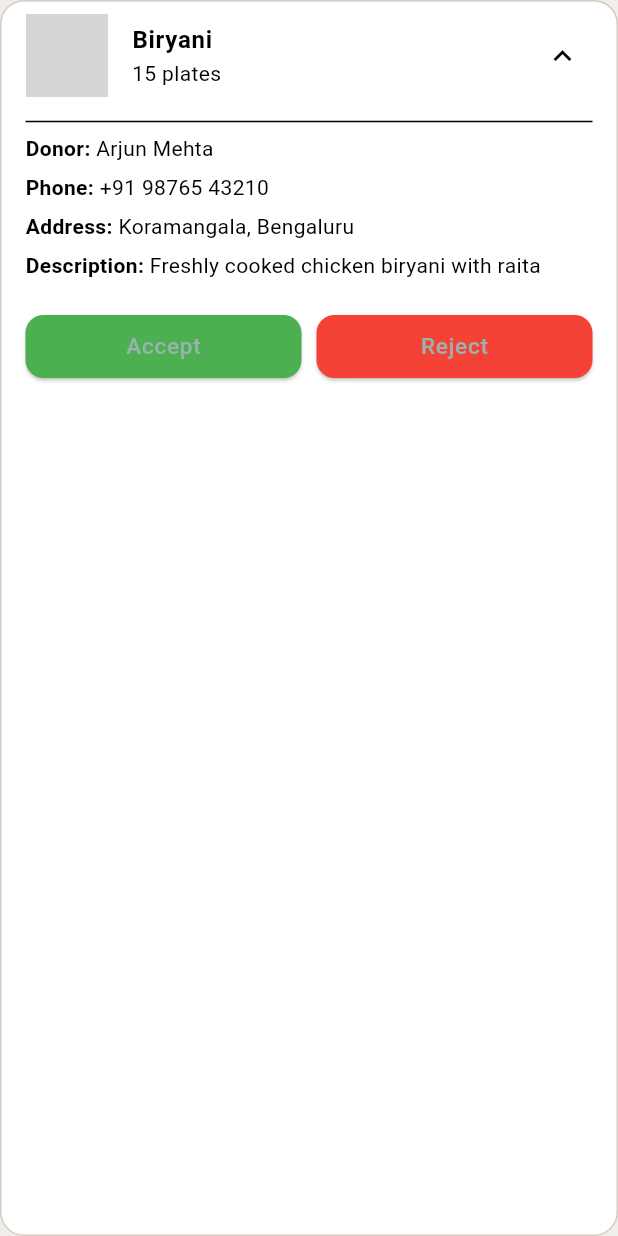
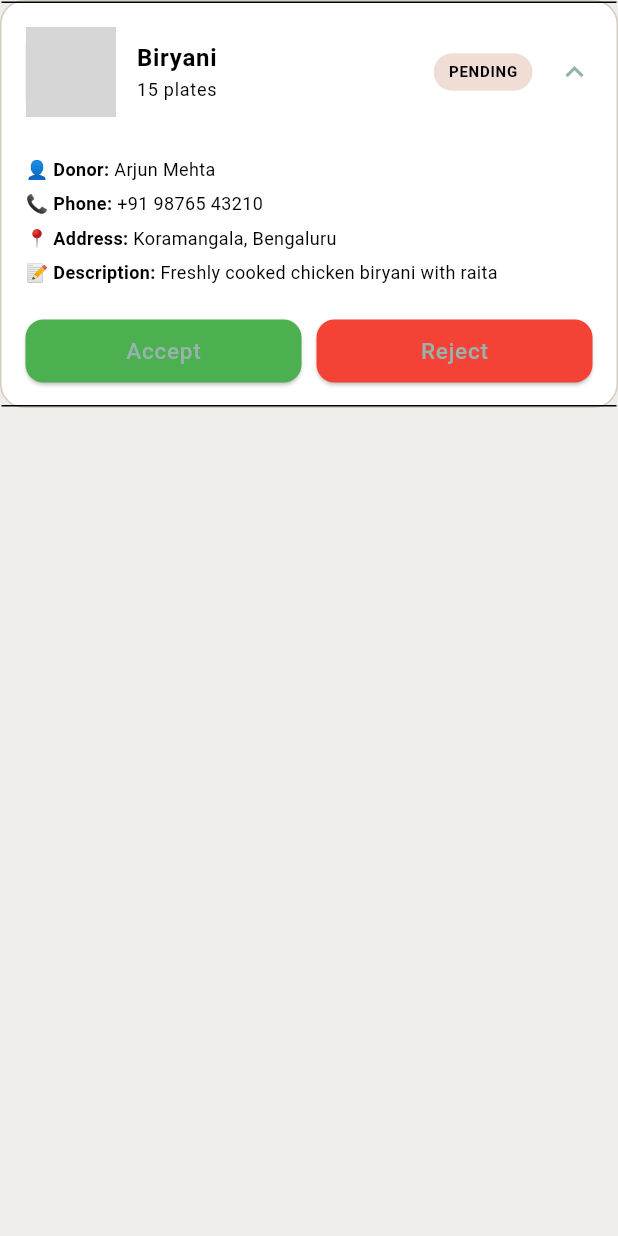
Before and after one commit to shivanvithajayam/share_bite, a Flutter app: the _DonationCard widget shown alone on an empty page, opened directly with sample values from the repository, after a tap on "Biryani", on a phone screen of 412 x 824 dp. Run offline on Flutter 3.47's test engine with Material 3 defaults, Android fonts, the phone set to English and light mode, and no system bars; our stand-ins replace cloud_firestore, firebase_auth, firebase_core, image_picker; accounts and stored records are empty; network calls fail; Roboto replaces fonts that are missing (DM Sans); grey boxes are pictures that could not be loaded.

Commit message:
ngo dashboard history added

```diff
--- a/lib/screens/ngo/ngo_home_screen.dart
+++ b/lib/screens/ngo/ngo_home_screen.dart
@@ -5,8 +5,15 @@
 import '../../models/donation_model.dart';
 import '../../utils/app_theme.dart';
 
-class NgoHomeScreen extends StatelessWidget {
+class NgoHomeScreen extends StatefulWidget {
   const NgoHomeScreen({super.key});
+
+  @override
+  State<NgoHomeScreen> createState() => _NgoHomeScreenState();
+}
+
+class _NgoHomeScreenState extends State<NgoHomeScreen> {
+  bool showPast = false;
 
   @override
   Widget build(BuildContext context) {
@@ -15,7 +22,7 @@
 
       body: CustomScrollView(
         slivers: [
-          /// TOP BAR (same style as donor)
+          /// TOP BAR
           SliverAppBar(
             expandedHeight: 160,
             pinned: true,
@@ -36,7 +43,9 @@
                         fontWeight: FontWeight.w600,
                       ),
                     ),
+
                     SizedBox(height: 4),
+
                     Text(
                       "Nearby food donations",
                       style: TextStyle(color: Colors.white70, fontSize: 13),
@@ -52,6 +61,7 @@
                 icon: const Icon(Icons.logout, color: Colors.white),
                 onPressed: () async {
                   await FirebaseAuth.instance.signOut();
+
                   Navigator.pushAndRemoveUntil(
                     context,
                     MaterialPageRoute(builder: (_) => const LoginScreen()),
@@ -62,14 +72,66 @@
             ],
           ),
 
+          /// TODAY / PAST TOGGLE
+          SliverToBoxAdapter(
+            child: Padding(
+              padding: const EdgeInsets.fromLTRB(20, 20, 20, 10),
+              child: Row(
+                mainAxisAlignment: MainAxisAlignment.center,
+                children: [
+                  GestureDetector(
+                    onTap: () {
+                      setState(() {
+                        showPast = false;
+                      });
+                    },
+                    child: Container(
+                      padding: const EdgeInsets.symmetric(
+                        horizontal: 30,
+                        vertical: 10,
+                      ),
+                      decoration: BoxDecoration(
+                        color: !showPast ? AppColors.blush : Colors.transparent,
+                        borderRadius: BorderRadius.circular(20),
+                      ),
+                      child: const Text("Today"),
+                    ),
+                  ),
+
+                  const SizedBox(width: 10),
+
+                  GestureDetector(
+                    onTap: () {
+                      setState(() {
+                        showPast = true;
+                      });
+                    },
+                    child: Container(
+                      padding: const EdgeInsets.symmetric(
+                        horizontal: 30,
+                        vertical: 10,
+                      ),
+                      decoration: BoxDecoration(
+                        color: showPast ? AppColors.mint : Colors.transparent,
+                        borderRadius: BorderRadius.circular(20),
+                      ),
+                      child: const Text("Past"),
+                    ),
+                  ),
+                ],
+              ),
+            ),
+          ),
+
           /// DONATION LIST
           SliverToBoxAdapter(
             child: StreamBuilder<QuerySnapshot>(
               stream: FirebaseFirestore.instance
                   .collection('donations')
-                  .where('status', isEqualTo: 'pending')
+                  .where('status', isEqualTo: showPast ? 'accepted' : 'pending')
                   .orderBy('createdAt', descending: true)
                   .snapshots(),
+
               builder: (context, snapshot) {
                 if (!snapshot.hasData) {
                   return const Padding(
@@ -81,10 +143,14 @@
                 final docs = snapshot.data!.docs;
 
                 if (docs.isEmpty) {
-                  return const Padding(
-                    padding: EdgeInsets.only(top: 120),
+                  return Padding(
+                    padding: const EdgeInsets.only(top: 120),
                     child: Center(
-                      child: Text("No donations available right now"),
+                      child: Text(
+                        showPast
+                            ? "No accepted donations yet"
+                            : "No donations available right now",
+                      ),
                     ),
                   );
                 }
@@ -100,7 +166,10 @@
                   itemBuilder: (context, index) {
                     return Padding(
                       padding: const EdgeInsets.fromLTRB(20, 0, 20, 12),
-                      child: _DonationCard(donation: donations[index]),
+                      child: _DonationCard(
+                        donation: donations[index],
+                        showPast: showPast,
+                      ),
                     );
                   },
                 );
@@ -115,38 +184,20 @@
 
 class _DonationCard extends StatefulWidget {
   final DonationModel donation;
+  final bool showPast;
 
-  const _DonationCard({required this.donation});
+  const _DonationCard({required this.donation, required this.showPast});
 
   @override
   State<_DonationCard> createState() => _DonationCardState();
 }
 
 class _DonationCardState extends State<_DonationCard> {
-  bool expanded = false;
-  Duration getRemainingTime() {
-    final created = widget.donation.createdAt.toDate();
-    final expiry = created.add(const Duration(minutes: 30));
-    final remaining = expiry.difference(DateTime.now());
-
-    if (remaining.isNegative) {
-      rejectDonation(); // auto reject
-      return Duration.zero;
-    }
-
-    return remaining;
-  }
-
   Future<void> acceptDonation() async {
     await FirebaseFirestore.instance
         .collection('donations')
         .doc(widget.donation.id)
-        .update({
-          "status": "accepted",
-          "ngoName": "Helping Hands NGO",
-          "ngoPhone": "9876543210",
-          "acceptedAt": Timestamp.now(),
-        });
+        .update({"status": "accepted", "acceptedAt": Timestamp.now()});
   }
 
   Future<void> rejectDonation() async {
@@ -161,99 +212,132 @@
     final donation = widget.donation;
 
     return Container(
+      margin: const EdgeInsets.only(bottom: 10),
       decoration: BoxDecoration(
         color: AppColors.white,
         borderRadius: BorderRadius.circular(16),
         border: Border.all(color: AppColors.sand),
       ),
 
-      child: Column(
+      child: ExpansionTile(
+        key: PageStorageKey(donation.id),
+
+        tilePadding: const EdgeInsets.symmetric(horizontal: 16, vertical: 8),
+
+        childrenPadding: const EdgeInsets.fromLTRB(16, 0, 16, 12),
+
+        title: Row(
           children: [
-          /// CARD HEADER
-          ListTile(
-            onTap: () {
-              setState(() {
-                expanded = !expanded;
-              });
-            },
+            /// IMAGE
+            Container(
+              width: 60,
+              height: 60,
+              decoration: BoxDecoration(
+                borderRadius: BorderRadius.circular(12),
+                color: AppColors.blush,
+              ),
 
-            leading: donation.imageUrl != null
+              child: donation.imageUrl != null && donation.imageUrl!.isNotEmpty
                   ? ClipRRect(
-                    borderRadius: BorderRadius.circular(10),
+                      borderRadius: BorderRadius.circular(12),
                       child: Image.network(
                         donation.imageUrl!,
-                      width: 55,
-                      height: 55,
                         fit: BoxFit.cover,
                       ),
                     )
-                : const Text("🍱", style: TextStyle(fontSize: 28)),
+                  : const Center(
+                      child: Text('🍱', style: TextStyle(fontSize: 24)),
+                    ),
+            ),
 
-            title: Text(
+            const SizedBox(width: 14),
+
+            /// TEXT
+            Expanded(
+              child: Column(
+                crossAxisAlignment: CrossAxisAlignment.start,
+                children: [
+                  Text(
                     donation.foodName,
                     style: const TextStyle(fontWeight: FontWeight.w600),
                   ),
 
-            subtitle: Text(donation.quantity),
-
-            trailing: Icon(
-              expanded ? Icons.keyboard_arrow_up : Icons.keyboard_arrow_down,
+                  Text(donation.quantity, style: const TextStyle(fontSize: 12)),
+                ],
               ),
             ),
 
-          /// EXPANDED DETAILS
-          if (expanded)
-            Padding(
-              padding: const EdgeInsets.fromLTRB(16, 0, 16, 16),
-              child: Column(
-                crossAxisAlignment: CrossAxisAlignment.start,
+            /// STATUS CHIP
+            Container(
+              padding: const EdgeInsets.symmetric(horizontal: 10, vertical: 5),
+
+              decoration: BoxDecoration(
+                color: AppColors.blush,
+                borderRadius: BorderRadius.circular(20),
+              ),
+
+              child: Text(
+                widget.showPast ? "ACCEPTED" : "PENDING",
+
+                style: const TextStyle(
+                  fontSize: 10,
+                  fontWeight: FontWeight.w600,
+                ),
+              ),
+            ),
+          ],
+        ),
+
         children: [
-                  const Divider(),
+          const SizedBox(height: 10),
 
-                  _infoRow("Donor", donation.donorName),
-                  _infoRow("Phone", donation.donorPhone),
-                  _infoRow("Address", donation.address),
-                  _infoRow("Description", donation.description),
+          _infoRow("👤 Donor", donation.donorName),
+          _infoRow("📞 Phone", donation.donorPhone),
+          _infoRow("📍 Address", donation.address),
+          _infoRow("📝 Description", donation.description ?? "No description"),
 
           const SizedBox(height: 14),
 
+          /// BUTTONS ONLY FOR TODAY
+          if (!widget.showPast)
             Row(
               children: [
-                      /// ACCEPT BUTTON
                 Expanded(
                   child: ElevatedButton(
                     style: ElevatedButton.styleFrom(
                       backgroundColor: Colors.green,
                       padding: const EdgeInsets.symmetric(vertical: 12),
+
                       shape: RoundedRectangleBorder(
                         borderRadius: BorderRadius.circular(12),
                       ),
                     ),
+
                     onPressed: acceptDonation,
+
                     child: const Text("Accept"),
                   ),
                 ),
 
                 const SizedBox(width: 10),
 
-                      /// REJECT BUTTON
                 Expanded(
                   child: ElevatedButton(
                     style: ElevatedButton.styleFrom(
                       backgroundColor: Colors.red,
                       padding: const EdgeInsets.symmetric(vertical: 12),
+
                       shape: RoundedRectangleBorder(
                         borderRadius: BorderRadius.circular(12),
                       ),
                     ),
+
                     onPressed: rejectDonation,
+
                     child: const Text("Reject"),
                   ),
                 ),
               ],
-                  ),
-                ],
-              ),
             ),
         ],
       ),
@@ -266,9 +350,14 @@
   return Padding(
     padding: const EdgeInsets.only(bottom: 6),
     child: Row(
+      crossAxisAlignment: CrossAxisAlignment.start,
       children: [
-        Text("$title: ", style: const TextStyle(fontWeight: FontWeight.w600)),
-        Expanded(child: Text(value)),
+        Text(
+          "$title: ",
+          style: const TextStyle(fontWeight: FontWeight.w600, fontSize: 12),
+        ),
+
+        Expanded(child: Text(value, style: const TextStyle(fontSize: 12))),
       ],
     ),
   );
```
Also changed, not shown: lib/main.dart (+18 -4 lines), lib/screens/auth/login_screen.dart (+11 -2 lines). Lines whose indentation alone changed are shown as unchanged.
